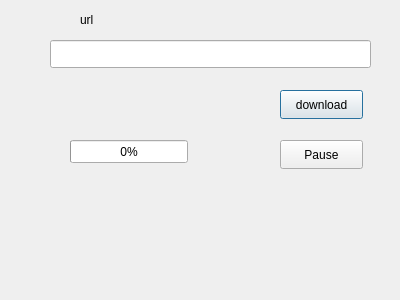
First picture: the form in src/downloadwindow.ui, repository Abhinav-kodes/Download-Manager, before the edit.
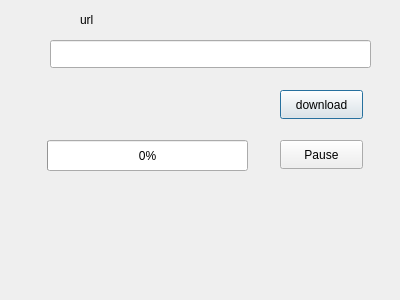
Second picture: the form after the edit.

Diff of the .ui file:
```diff
--- a/src/downloadwindow.ui
+++ b/src/downloadwindow.ui
@@ -52,10 +52,10 @@
   <widget class="QProgressBar" name="progressBar">
    <property name="geometry">
     <rect>
-     <x>70</x>
+     <x>47</x>
      <y>140</y>
-     <width>118</width>
-     <height>23</height>
+     <width>201</width>
+     <height>31</height>
     </rect>
    </property>
    <property name="value">
```
